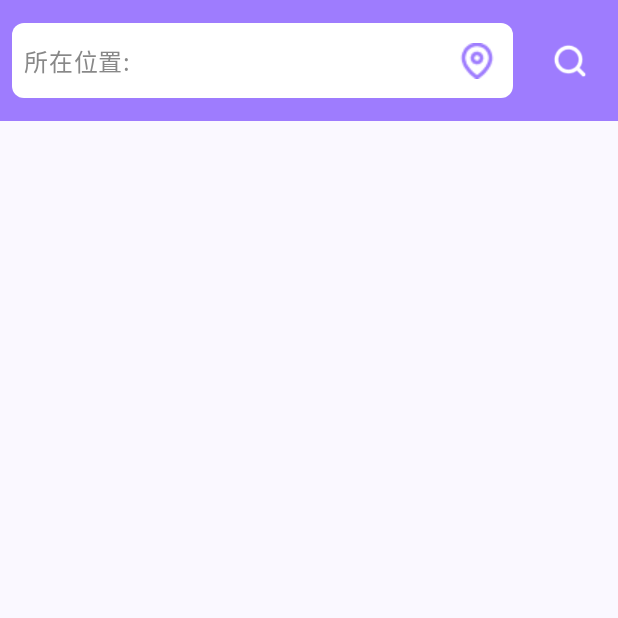
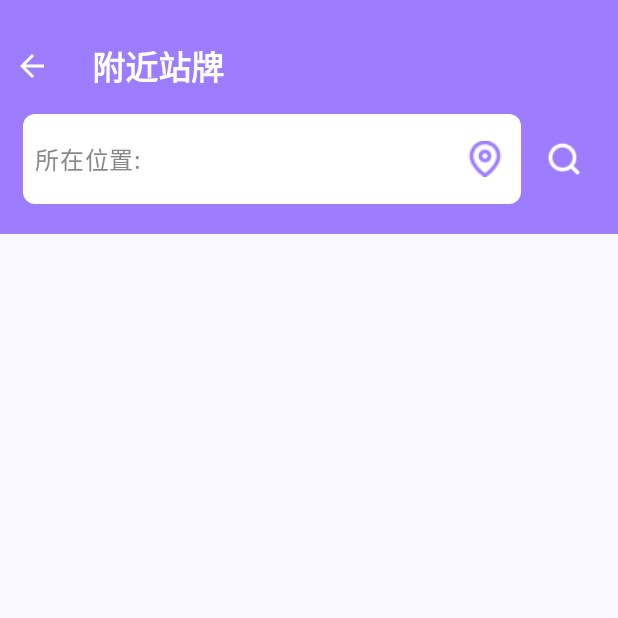
Before and after one commit to Shumminnnnnn/Bus_1, an Android app built with Jetpack Compose: the screen it shows after launch (StopActivity), after a tap on "附近站牌", on a phone screen of 412 x 824 dp, the top half of it. Run offline under Robolectric (Android 15) with nearby library versions, the phone set to English and light mode, and no system bars; network calls fail.

Commit message:
finished project

```diff
--- a/app/src/main/java/com/example/myapplication/BiginFilter.kt
+++ b/app/src/main/java/com/example/myapplication/BiginFilter.kt
@@ -188,7 +188,7 @@ class BiginFilter : ComponentActivity() {
                                                         thickness = 1.dp,
                                                         modifier = Modifier
                                                             .padding(vertical = 8.dp)
-                                                            .width(250.dp)
+                                                            .width(300.dp)
                                                     )
                                                 }
                                             }
--- a/app/src/main/java/com/example/myapplication/EndFilter.kt
+++ b/app/src/main/java/com/example/myapplication/EndFilter.kt
@@ -188,7 +188,7 @@ class EndFilter : ComponentActivity() {
                                                         thickness = 1.dp,
                                                         modifier = Modifier
                                                             .padding(vertical = 8.dp)
-                                                            .width(250.dp)
+                                                            .width(300.dp)
                                                     )
                                                 }
                                             }
--- a/app/src/main/java/com/example/myapplication/MainActivity.kt
+++ b/app/src/main/java/com/example/myapplication/MainActivity.kt
@@ -111,7 +111,7 @@ fun ScrollableContent(
             onClick = onButtonClick7,
             modifier = Modifier.padding(top = 16.dp)
         ) {
-            Text(text = "路線規劃篩選")
+            Text(text = "路線規劃")
         }
     }
 }
--- a/app/src/main/java/com/example/myapplication/PlanFilter.kt
+++ b/app/src/main/java/com/example/myapplication/PlanFilter.kt
@@ -217,14 +217,14 @@ fun PlanFilterContent(
                         modifier = Modifier.fillMaxWidth(),
                         verticalAlignment = Alignment.CenterVertically
                     ) {
-                        IconButton(onClick = onBackClick, modifier = Modifier.offset(x = (-10).dp)) {
+                        IconButton(onClick = onBackClick, modifier = Modifier.offset(x = (-13).dp)) {
                             Icon(
                                 painter = painterResource(id = R.drawable.baseline_arrow_back_24),
                                 contentDescription = "Back",
                                 tint = Color.White
                             )
                         }
-                        Spacer(modifier = Modifier.width(10.dp))
+                        Spacer(modifier = Modifier.width(3.dp))
                         Text(
                             text = "路線規劃",
                             style = androidx.compose.ui.text.TextStyle(
@@ -370,6 +370,7 @@ fun PlanFilterContent(
             if (showTdxResult) {
                 if (tdxResult.isNotEmpty()) {
                     Text(text = tdxResult, modifier = Modifier.padding(8.dp))
+
                 } else {
                     Box(
                         modifier = Modifier
--- a/app/src/main/java/com/example/myapplication/StopActivity.kt
+++ b/app/src/main/java/com/example/myapplication/StopActivity.kt
@@ -19,12 +19,13 @@ import androidx.compose.ui.Modifier
 import androidx.compose.ui.graphics.Color
 import androidx.compose.ui.graphics.ColorFilter
 import androidx.compose.ui.res.painterResource
-import androidx.compose.ui.unit.dp
-import com.example.myapplication.ui.theme.MyApplicationTheme
 import androidx.compose.ui.text.SpanStyle
 import androidx.compose.ui.text.buildAnnotatedString
+import androidx.compose.ui.text.font.FontWeight
 import androidx.compose.ui.text.withStyle
-
+import androidx.compose.ui.unit.dp
+import androidx.compose.ui.unit.sp
+import com.example.myapplication.ui.theme.MyApplicationTheme
 
 class StopActivity : ComponentActivity() {
     override fun onCreate(savedInstanceState: Bundle?) {
@@ -69,10 +70,16 @@ class StopActivity : ComponentActivity() {
                             val intent = Intent(this@StopActivity, MapActivity::class.java)
                             startActivity(intent)
                         }
-                    )
+                    ) { onBackClick() }
                 }
             }
         }
+    }
+
+    private fun onBackClick() {
+        val intent = Intent(this, MainActivity::class.java)
+        startActivity(intent)
+        finish()
     }
 }
 
@@ -83,7 +90,8 @@ fun ScrollableContent7(
     showRouteResult: Boolean,
     onLocationClick: () -> Unit,
     onQueryClick: () -> Unit,
-    onCurrentLocationClick: () -> Unit
+    onCurrentLocationClick: () -> Unit,
+    onBackClick: () -> Unit
 ) {
     Column(
         modifier = Modifier
@@ -94,21 +102,51 @@ fun ScrollableContent7(
             modifier = Modifier
                 .fillMaxWidth()
                 .background(Color(0xFF9e7cfe))
-                .padding(vertical = 15.dp)
+                .padding(vertical = 10.dp)
+        ) {
+            Column(
+                modifier = Modifier.padding(10.dp)
+            ) {
+                Row(
+                    modifier = Modifier.fillMaxWidth(),
+                    verticalAlignment = Alignment.CenterVertically
+                ) {
+                    IconButton(onClick = onBackClick, modifier = Modifier.offset(x = (-13).dp)) {
+                        Icon(
+                            painter = painterResource(id = R.drawable.baseline_arrow_back_24),
+                            contentDescription = "Back",
+                            tint = Color.White
+                        )
+                    }
+                    Spacer(modifier = Modifier.width(3.dp))
+                    Text(
+                        text = "附近站牌",
+                        style = androidx.compose.ui.text.TextStyle(
+                            fontSize = 22.sp,
+                            fontWeight = FontWeight.Bold,
+                            color = Color.White
+                        )
+                    )
+                }
+                Spacer(modifier = Modifier.height(8.dp))
+                Row(
+                    modifier = Modifier
+                        .fillMaxWidth()
+                        .padding(horizontal = 5.dp),
+                    verticalAlignment = Alignment.CenterVertically
                 ) {
                     Row(
                         modifier = Modifier
-                    .fillMaxWidth(0.85f)
-                    .padding(horizontal = 8.dp)
+                            .weight(8f)
                             .background(Color.White, shape = RoundedCornerShape(8.dp))
-                    .height(50.dp)
-                    .clickable(onClick = onLocationClick)
+                            .height(60.dp)
+                            .clickable(onClick = onLocationClick),
+                        verticalAlignment = Alignment.CenterVertically
                     ) {
                         Box(
                             modifier = Modifier
                                 .weight(1f)
                                 .padding(8.dp)
-                        .align(Alignment.CenterVertically)
                         ) {
                             Text(
                                 text = buildAnnotatedString {
@@ -136,11 +174,13 @@ fun ScrollableContent7(
                         }
                     }
 
+                    Spacer(modifier = Modifier.width(8.dp))
+
                     IconButton(
                         onClick = onQueryClick,
                         modifier = Modifier
-                    .align(Alignment.CenterEnd)
-                    .padding(end = 8.dp)
+                            .weight(1f)
+                            .align(Alignment.CenterVertically)
                     ) {
                         Image(
                             painter = painterResource(id = R.drawable.search),
@@ -148,6 +188,8 @@ fun ScrollableContent7(
                             colorFilter = ColorFilter.tint(Color.White),
                             modifier = Modifier.size(24.dp)
                         )
+                    }
+                }
             }
         }
 
```
Lines whose indentation alone changed are shown as unchanged.
